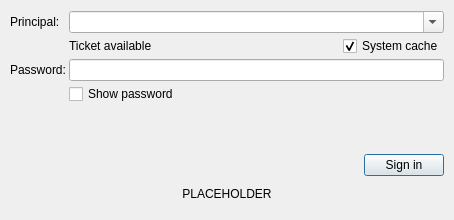
Above: src/admc/auth_dialogs/krb_auth_dialog.ui from altlinux/admc before the change. Below: the same form after it.
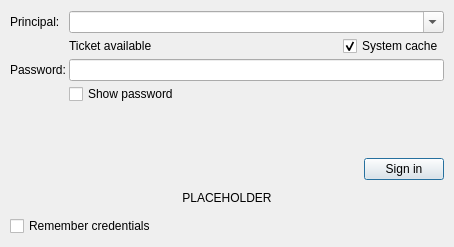
That is the form after the change.

Commit message:
Add credentials rememeber option
Credentials can be remembered via corresponding
checkbox in the authentication dialog

What changed in the file:
```diff
--- a/src/admc/auth_dialogs/krb_auth_dialog.ui
+++ b/src/admc/auth_dialogs/krb_auth_dialog.ui
@@ -7,7 +7,7 @@
     <x>0</x>
     <y>0</y>
     <width>454</width>
-    <height>220</height>
+    <height>247</height>
    </rect>
   </property>
   <property name="sizePolicy">
@@ -214,6 +214,13 @@
      </property>
     </widget>
    </item>
+   <item>
+    <widget class="QCheckBox" name="remember_checkbox">
+     <property name="text">
+      <string>Remember credentials</string>
+     </property>
+    </widget>
+   </item>
   </layout>
  </widget>
  <resources/>
```
The commit also changes 13 other files.
